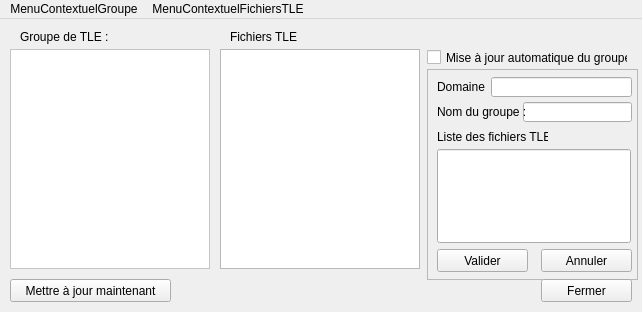
First picture: the form in gestionnairetle.ui, repository mconsidine/previsat_archive, before the edit.
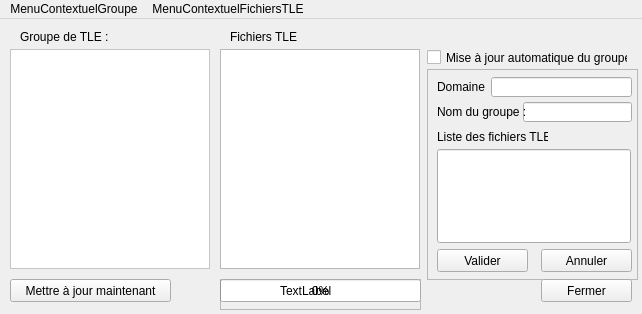
Second picture: the form after the edit.

Diff of the .ui file:
```diff
--- a/gestionnairetle.ui
+++ b/gestionnairetle.ui
@@ -7,7 +7,7 @@
     <x>0</x>
     <y>0</y>
     <width>642</width>
-    <height>312</height>
+    <height>314</height>
    </rect>
   </property>
   <property name="windowTitle">
@@ -240,6 +240,51 @@
      <enum>Qt::ScrollBarAlwaysOff</enum>
     </property>
    </widget>
+   <widget class="QFrame" name="frame">
+    <property name="geometry">
+     <rect>
+      <x>220</x>
+      <y>260</y>
+      <width>201</width>
+      <height>31</height>
+     </rect>
+    </property>
+    <property name="frameShape">
+     <enum>QFrame::StyledPanel</enum>
+    </property>
+    <property name="frameShadow">
+     <enum>QFrame::Raised</enum>
+    </property>
+    <widget class="QProgressBar" name="barreProgression">
+     <property name="geometry">
+      <rect>
+       <x>0</x>
+       <y>0</y>
+       <width>201</width>
+       <height>23</height>
+      </rect>
+     </property>
+     <property name="value">
+      <number>0</number>
+     </property>
+    </widget>
+    <widget class="QLabel" name="fichierTelechargement">
+     <property name="geometry">
+      <rect>
+       <x>60</x>
+       <y>4</y>
+       <width>51</width>
+       <height>16</height>
+      </rect>
+     </property>
+     <property name="text">
+      <string notr="true">TextLabel</string>
+     </property>
+     <property name="scaledContents">
+      <bool>true</bool>
+     </property>
+    </widget>
+   </widget>
   </widget>
   <widget class="QMenuBar" name="barreMenu">
    <property name="geometry">
```
